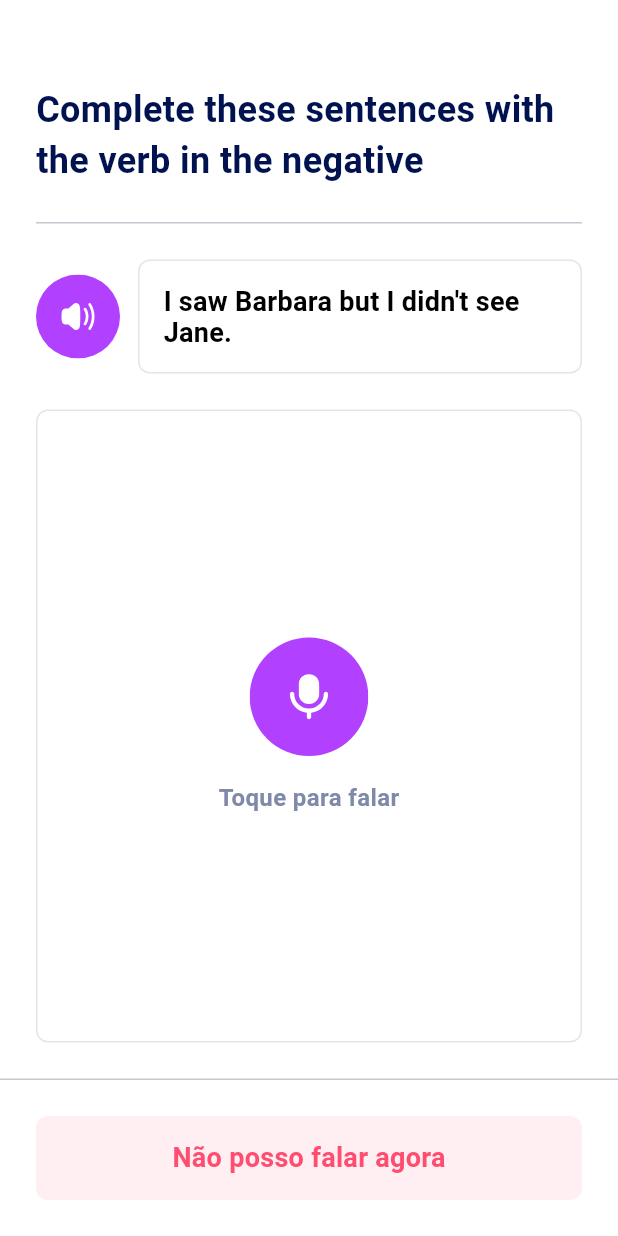
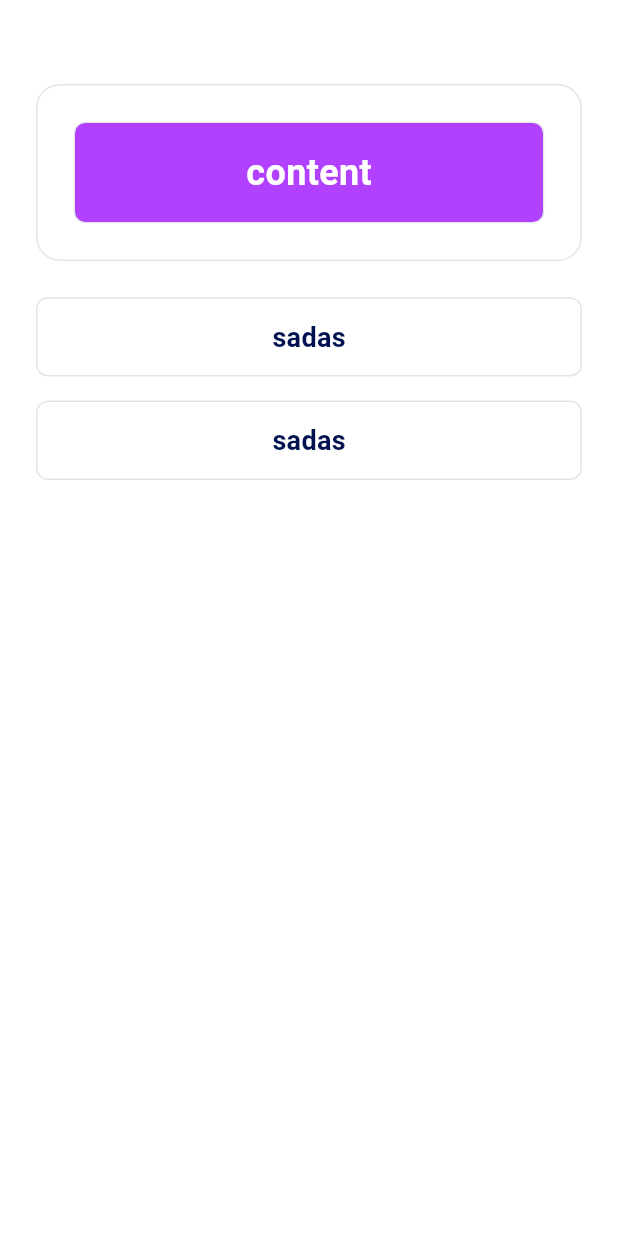
Before and after one commit to txt-softwares/student-design-system, a Flutter app: the screen it shows after launch, on a phone screen of 412 x 824 dp. Run offline on Flutter 3.47's test engine with Material 3 defaults, Android fonts, the phone set to English and light mode, and no system bars; drawn by our look-alikes of flutter_widget_from_html_core; our stand-ins replace another_flushbar, audioplayers, brasil_fields, cached_network_image, dropdown_textfield, flip_card and 8 more.

Commit message:
feat: evaluate question type

```diff
--- a/example/lib/question_page.dart
+++ b/example/lib/question_page.dart
@@ -1,4 +1,5 @@
 import 'package:flutter/material.dart';
+import 'package:student_design_system/components/questions/models/quiz_question_model.dart';
 import 'package:student_design_system/student_design_system.dart';
 
 class QuestionWidget extends StatefulWidget {
@@ -18,21 +19,24 @@ class _QuestionWidgetState extends State<QuestionWidget> {
   Widget build(BuildContext context) {
     return Scaffold(
       appBar: AppBar(),
-      body: WritterQuestionTypeWidget(
-        canSpeak: canSpeak,
-        onCantSpeakNow: () => setState(() {
-          canSpeak = false;
-        }),
+      body: EvaluateQuestionTypeWidget(
+        correctItem: QuizQuestionModel(
+            id: 1, content: 'content', file: null, expectedAnswer: 'asdfas'),
+        options: [
+          QuizQuestionModel(
+            content: 'adsfasd',
+            expectedAnswer: 'sadas',
+            file: null,
+            id: 1,
+          ),
+          QuizQuestionModel(
+            content: 'adsfasd',
+            expectedAnswer: 'sadas',
+            file: null,
+            id: 2,
+          )
+        ],
 
-        content: 'Complete these sentences with the verb in the negative',
-        // options: [
-        //   StudentTaskOptionModel(content: 'students', correct: false, id: 1),
-        //   StudentTaskOptionModel(content: 'the', correct: false, id: 2),
-        //   StudentTaskOptionModel(content: 'to', correct: false, id: 3),
-        //   StudentTaskOptionModel(content: 'call', correct: false, id: 4),
-        //   StudentTaskOptionModel(content: 'him', correct: false, id: 5),
-        // ],
-        expectedAnswer: '''I saw Barbara but I didn't see Jane.''',
         onAnswer: (list) {
           StudentSnackBar.show(
               text: 'text',
@@ -41,7 +45,7 @@ class _QuestionWidgetState extends State<QuestionWidget> {
               bgColor: StudentDesignSystem.config.colors.error[50]!,
               mainColor: StudentDesignSystem.config.colors.error[500]!);
         },
-        file: null,
+
         //     'https://cdn.pixabay.com/download/audio/2024/01/04/audio_a103e3fddf.mp3?filename=biodynamic-impact-braam-tonal-dark-184276.mp3',
       ),
       // body: MatchWidget(
--- a/lib/components/questions/types/quiz/content_question_widget.dart
+++ b/lib/components/questions/types/quiz/content_question_widget.dart
@@ -14,7 +14,7 @@ class ContentQuestionWidget extends StatelessWidget {
   @override
   Widget build(BuildContext context) {
     return Container(
-      padding: EdgeInsetsDirectional.all(file != null ? 16 : 24),
+      padding: const EdgeInsetsDirectional.all(24),
       decoration: BoxDecoration(
         borderRadius: BorderRadius.circular(16),
         border: Border.all(color: StudentDesignSystem.config.colors.dark[200]!),
@@ -23,8 +23,22 @@ class ContentQuestionWidget extends StatelessWidget {
         borderRadius: BorderRadius.circular(8),
         child: file != null
             ? CachedNetworkImage(imageUrl: file!)
-            : Center(
-                child: BoxText.heading3(text ?? ''),
+            : Container(
+                padding: const EdgeInsetsDirectional.all(16),
+                decoration: BoxDecoration(
+                  color: text != null
+                      ? StudentDesignSystem.config.colors.primaryPurple
+                      : null,
+                  borderRadius: BorderRadius.circular(8),
+                  border: Border.all(
+                      color: StudentDesignSystem.config.colors.dark[200]!),
+                ),
+                child: Center(
+                  child: BoxText.heading4(
+                    text ?? '',
+                    color: StudentDesignSystem.config.colors.white,
+                  ),
+                ),
               ),
       ),
     );
--- /dev/null
+++ b/lib/components/questions/types/quiz/evaluate/evaluate_option_widget.dart
@@ -0,0 +1,51 @@
+import 'package:flutter/material.dart';
+import 'package:student_design_system/student_design_system.dart';
+
+import '../../../models/quiz_question_model.dart';
+
+class EvaluateOptionWidget extends StatelessWidget {
+  const EvaluateOptionWidget({
+    Key? key,
+    required this.option,
+    required this.onTap,
+    required this.isSelected,
+  }) : super(key: key);
+
+  final QuizQuestionModel option;
+  final Function() onTap;
+  final bool isSelected;
+
+  @override
+  Widget build(BuildContext context) {
+    final dsColor = StudentDesignSystem.config.colors;
+
+    return Padding(
+      padding: const EdgeInsets.only(bottom: 16),
+      child: ElevatedButton(
+        onPressed: onTap,
+        style: ElevatedButton.styleFrom(
+          elevation: 0,
+          padding: const EdgeInsets.symmetric(
+            vertical: 16,
+            horizontal: 20,
+          ),
+          backgroundColor:
+              (isSelected) ? dsColor.primaryPurple[50]! : dsColor.white,
+          shape: RoundedRectangleBorder(
+            borderRadius: BorderRadius.circular(
+              StudentDesignSystem.config.borderRadius,
+            ),
+            side: BorderSide(
+              color: (isSelected)
+                  ? dsColor.primaryPurple[500]!
+                  : dsColor.dark[200]!,
+            ),
+          ),
+        ),
+        child: Center(
+          child: BoxText.bodyXLargeBold(option.expectedAnswer),
+        ),
+      ),
+    );
+  }
+}
--- /dev/null
+++ b/lib/components/questions/types/quiz/evaluate/evaluate_quesiton_type_widget.dart
@@ -0,0 +1,66 @@
+import 'package:flutter/material.dart';
+import 'package:student_design_system/student_design_system.dart';
+
+import '../../../models/quiz_question_model.dart';
+import '../content_question_widget.dart';
+import 'evaluate_option_widget.dart';
+
+class EvaluateQuestionTypeWidget extends StatefulWidget {
+  const EvaluateQuestionTypeWidget({
+    Key? key,
+    required this.options,
+    required this.onAnswer,
+    required this.correctItem,
+  }) : super(key: key);
+
+  final QuizQuestionModel correctItem;
+
+  final List<QuizQuestionModel> options;
+  final Function(int? optionId) onAnswer;
+
+  @override
+  State<EvaluateQuestionTypeWidget> createState() =>
+      _EvaluateQuestionTypeWidgetState();
+}
+
+class _EvaluateQuestionTypeWidgetState
+    extends State<EvaluateQuestionTypeWidget> {
+  int? selected;
+
+  void onSelected(int id) async {
+    setState(() {
+      selected = id;
+    });
+
+    await Future.delayed(const Duration(milliseconds: 400));
+
+    widget.onAnswer(id);
+  }
+
+  @override
+  Widget build(BuildContext context) {
+    return Column(
+      children: [
+        Expanded(
+          child: ListView(
+            padding: const EdgeInsets.symmetric(horizontal: 24),
+            children: [
+              ContentQuestionWidget(
+                file: widget.correctItem.file,
+                text: widget.correctItem.content,
+              ),
+              const SpaceVertical.x6(),
+              ...widget.options.map(
+                (e) => EvaluateOptionWidget(
+                  isSelected: e.id == selected,
+                  onTap: () => onSelected(e.id),
+                  option: e,
+                ),
+              ),
+            ],
+          ),
+        ),
+      ],
+    );
+  }
+}
--- /dev/null
+++ b/lib/components/questions/types/quiz/quiz.dart
@@ -0,0 +1,3 @@
+export 'card/task_flip_card_type_widget.dart';
+export 'learn/quiz_learn_question_type_widget.dart';
+export 'evaluate/evaluate_quesiton_type_widget.dart';
--- a/lib/components/questions/types/types.dart
+++ b/lib/components/questions/types/types.dart
@@ -5,3 +5,4 @@ export 'combine/match_widget.dart';
 export 'true_false/true_false_widget.dart';
 export 'quiz/card/quiz_question_type_widget.dart';
 export 'quiz/learn/quiz_learn_question_type_widget.dart';
+export 'quiz/quiz.dart';
```
